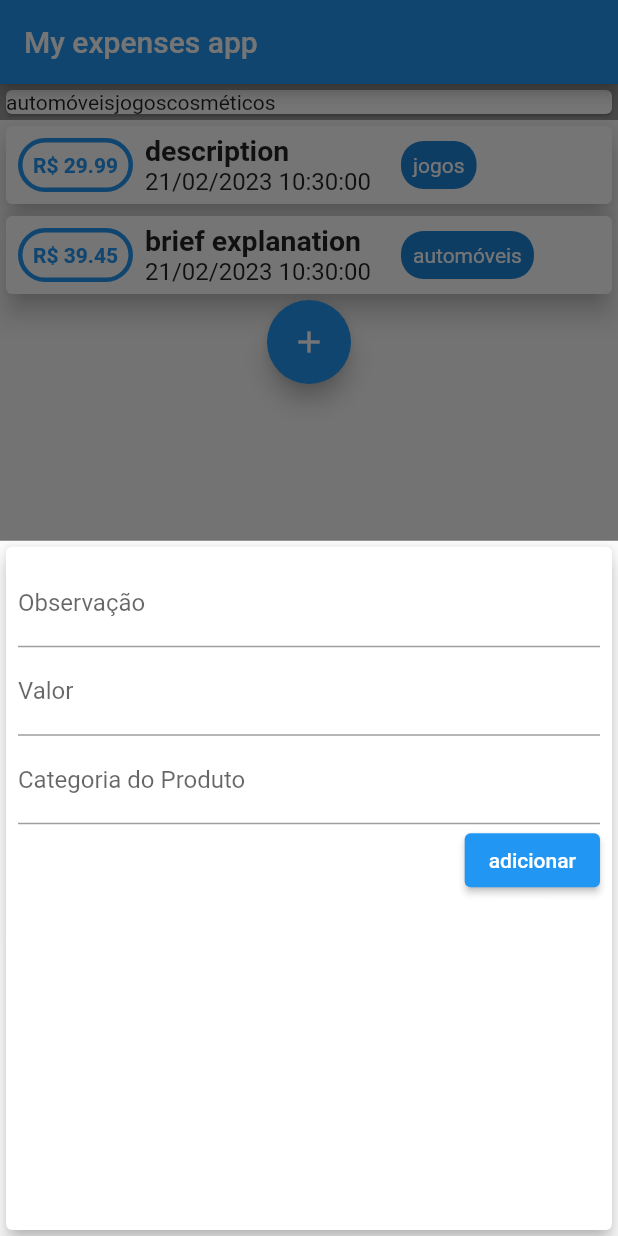
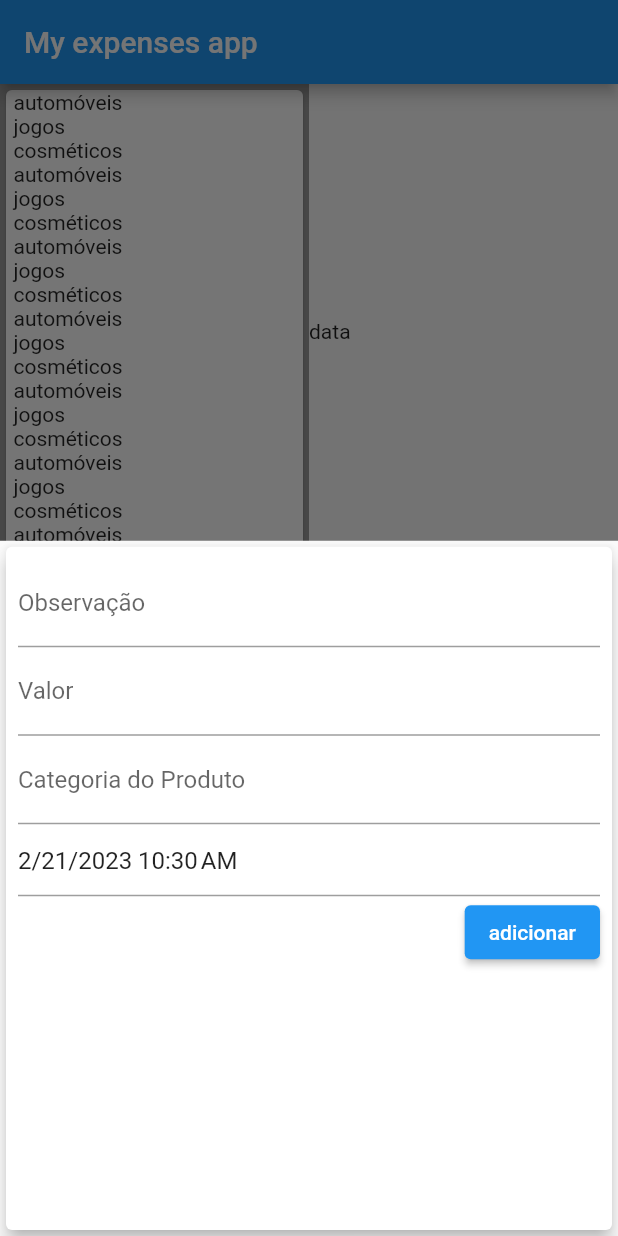
Before and after one commit to Juanzitozito/fluttertest, a Flutter app: the screen it shows after launch, after a tap on the "add" icon, on a phone screen of 412 x 824 dp. Run offline on Flutter 3.47's test engine with Material 2 defaults, Android fonts, the phone set to English and light mode, and no system bars; drawn by our look-alikes of date_field; our stand-ins replace hive_flutter; missing offline and left inert: dart:ffi, window_manager; accounts and stored records are empty.

Commit message:
ajustes layout e cadastro de lançamentos

```diff
--- a/lib/main.dart
+++ b/lib/main.dart
@@ -5,9 +5,14 @@ import 'package:fluttertest/entity/categoria.dart';
 import 'package:fluttertest/entity/lancamento.dart';
 import 'package:fluttertest/widgets/lista_lancamento.dart';
 import 'package:fluttertest/widgets/new_lancamento.dart';
+import 'package:hive_flutter/adapters.dart';
 import 'package:intl/intl.dart';
 
-void main(List<String> args) {
+void main(List<String> args) async {
+  WidgetsFlutterBinding.ensureInitialized();
+
+  await Hive.initFlutter();
+
   return runApp(MyApp());
 }
 
@@ -30,7 +35,28 @@ class _MyHomePageState extends State<MyHomePage> {
   final List<Categoria> _listaCategorias = [
     Categoria(id: 1, nome: 'automóveis'),
     Categoria(id: 2, nome: 'jogos'),
-    Categoria(id: 3, nome: 'cosméticos')
+    Categoria(id: 3, nome: 'cosméticos'),
+    Categoria(id: 1, nome: 'automóveis'),
+    Categoria(id: 2, nome: 'jogos'),
+    Categoria(id: 3, nome: 'cosméticos'),
+    Categoria(id: 1, nome: 'automóveis'),
+    Categoria(id: 2, nome: 'jogos'),
+    Categoria(id: 3, nome: 'cosméticos'),
+    Categoria(id: 1, nome: 'automóveis'),
+    Categoria(id: 2, nome: 'jogos'),
+    Categoria(id: 3, nome: 'cosméticos'),
+    Categoria(id: 1, nome: 'automóveis'),
+    Categoria(id: 2, nome: 'jogos'),
+    Categoria(id: 3, nome: 'cosméticos'),
+    Categoria(id: 1, nome: 'automóveis'),
+    Categoria(id: 2, nome: 'jogos'),
+    Categoria(id: 3, nome: 'cosméticos'),
+    Categoria(id: 1, nome: 'automóveis'),
+    Categoria(id: 2, nome: 'jogos'),
+    Categoria(id: 3, nome: 'cosméticos'),
+    Categoria(id: 1, nome: 'automóveis'),
+    Categoria(id: 2, nome: 'jogos'),
+    Categoria(id: 3, nome: 'cosméticos'),
   ];
 
   final List<Lancamento> _listaLancamentos = [
@@ -47,6 +73,8 @@ class _MyHomePageState extends State<MyHomePage> {
         observacao: 'brief explanation',
         categoria: 'automóveis')
   ];
+
+  double totalizador = 0;
 
   void _addNewLancamento(String observacao, double valor, String categoria) {
     final newLanc = Lancamento(
@@ -75,28 +103,36 @@ class _MyHomePageState extends State<MyHomePage> {
       appBar: AppBar(
         title: const Text('My expenses app'),
       ),
-      body: Column(
-        crossAxisAlignment: CrossAxisAlignment.stretch,
+      body: SingleChildScrollView(
+        child: Column(crossAxisAlignment: CrossAxisAlignment.start, children: [
+          Row(
             children: [
               Container(
                 color: Colors.black38,
-            width: double.infinity,
+                width: MediaQuery.of(context).size.width * 0.5,
+                height: MediaQuery.of(context).size.height * 0.4,
                 child: (Card(
-              child: Row(
+                    child: SingleChildScrollView(
+                  padding: EdgeInsets.only(left: 5),
+                  child: Column(
+                    crossAxisAlignment: CrossAxisAlignment.start,
                     children: _listaCategorias.map((e) {
-                  return Column(
-                    children: [Text(e.nome)],
-                  );
+                      return Text(e.nome);
                     }).toList(),
                   ),
-            )),
+                ))),
+              ),
+              Text('data')
+            ],
           ),
           ListaLancamentos(_listaLancamentos),
-          FloatingActionButton(
+        ]),
+      ),
+      floatingActionButton: FloatingActionButton(
+        backgroundColor: const Color.fromARGB(255, 13, 83, 140),
+        hoverColor: const Color.fromARGB(255, 5, 59, 103),
         onPressed: () => _startAddLancamento(context),
         child: const Icon(Icons.add),
-          )
-        ],
       ),
     );
   }
--- a/lib/widgets/lista_lancamento.dart
+++ b/lib/widgets/lista_lancamento.dart
@@ -42,14 +42,14 @@ class ListaLancamentos extends StatelessWidget {
                       style: const TextStyle(
                           fontSize: 19, fontWeight: FontWeight.w600),
                     ),
-                    Text(DateFormat('dd/MM/yyyy hh:mm:ss').format(e.emissao),
+                    Text('${DateFormat('dd/MM/yyyy H').format(e.emissao)}h',
                         style: const TextStyle(
                             fontSize: 16, fontWeight: FontWeight.w400))
                   ],
                 ),
                 Container(
                   padding: const EdgeInsets.all(8),
-                  margin: EdgeInsets.only(left: 20),
+                  margin: EdgeInsets.only(left: 10),
                   decoration: const BoxDecoration(
                       color: Color.fromARGB(255, 31, 133, 217),
                       borderRadius: BorderRadius.all(Radius.circular(15))),
--- a/lib/widgets/new_lancamento.dart
+++ b/lib/widgets/new_lancamento.dart
@@ -1,3 +1,4 @@
+import 'package:date_field/date_field.dart';
 import 'package:flutter/material.dart';
 import 'package:flutter/src/widgets/container.dart';
 import 'package:flutter/src/widgets/framework.dart';
@@ -7,6 +8,7 @@ class NewLancamento extends StatelessWidget {
   final observacaoController = TextEditingController();
   final valorController = TextEditingController();
   final categoriaController = TextEditingController();
+  final emissaoController = TextEditingController();
 
   NewLancamento(this.addInput, {super.key});
 
@@ -32,6 +34,11 @@ class NewLancamento extends StatelessWidget {
                   const InputDecoration(labelText: 'Categoria do Produto'),
               controller: categoriaController,
             ),
+            DateTimeField(
+                onDateSelected: (date) {
+                  print(date);
+                },
+                selectedDate: DateTime.now()),
             ElevatedButton(
                 onPressed: () {
                   addInput(
--- a/pubspec.yaml
+++ b/pubspec.yaml
@@ -37,7 +37,8 @@ dependencies:
   hive_flutter: ^1.1.0
   hive: ^2.2.3
   window_manager: ^0.2.1
-  intl: ^0.18.0
+  intl: ^0.17.0
+  date_field: ^3.0.2
 
 
   # The following adds the Cupertino Icons font to your application.
```
Also changed, not shown: Gerenciador Financeiro.txt (added, +39 -0 lines), lib/widgets/.dart (added), pubspec.lock. Lines whose indentation alone changed are shown as unchanged.
